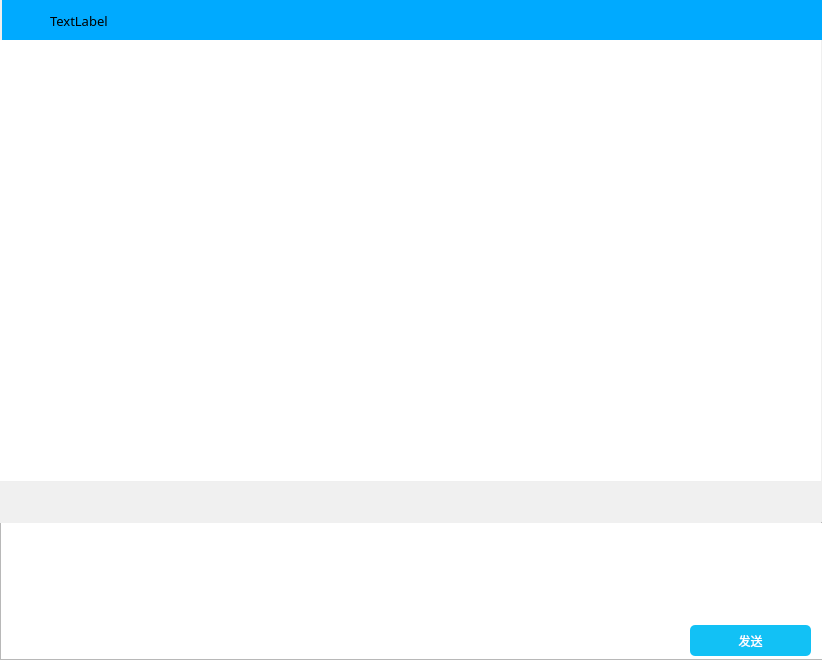
Before: the Qt Designer form qq_client/chatbox.ui in lmmiku/imitateTencentQQOnQt, drawn with Qt 5.
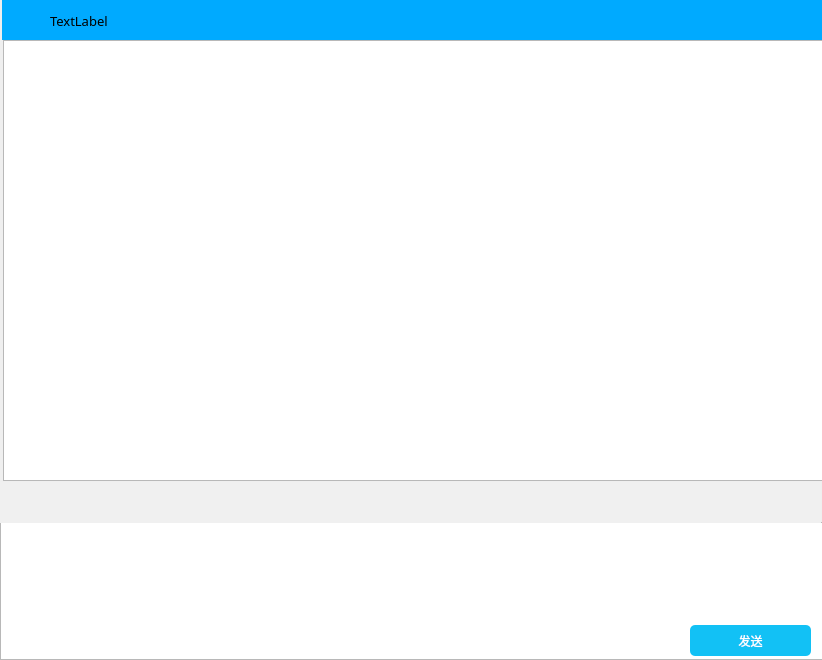
After: the same form once the commit is applied. Icons and pictures are not drawn.

```diff
--- a/qq_client/chatbox.ui
+++ b/qq_client/chatbox.ui
@@ -244,16 +244,6 @@
     <string/>
    </property>
   </widget>
-  <widget class="QWidget" name="widget" native="true">
-   <property name="geometry">
-    <rect>
-     <x>0</x>
-     <y>40</y>
-     <width>821</width>
-     <height>441</height>
-    </rect>
-   </property>
-  </widget>
   <widget class="QWidget" name="widget_2" native="true">
    <property name="geometry">
     <rect>
@@ -308,6 +298,16 @@
     </property>
    </widget>
   </widget>
+  <widget class="QTextEdit" name="textEdit">
+   <property name="geometry">
+    <rect>
+     <x>3</x>
+     <y>40</y>
+     <width>821</width>
+     <height>441</height>
+    </rect>
+   </property>
+  </widget>
  </widget>
  <resources>
   <include location="res.qrc"/>
```
